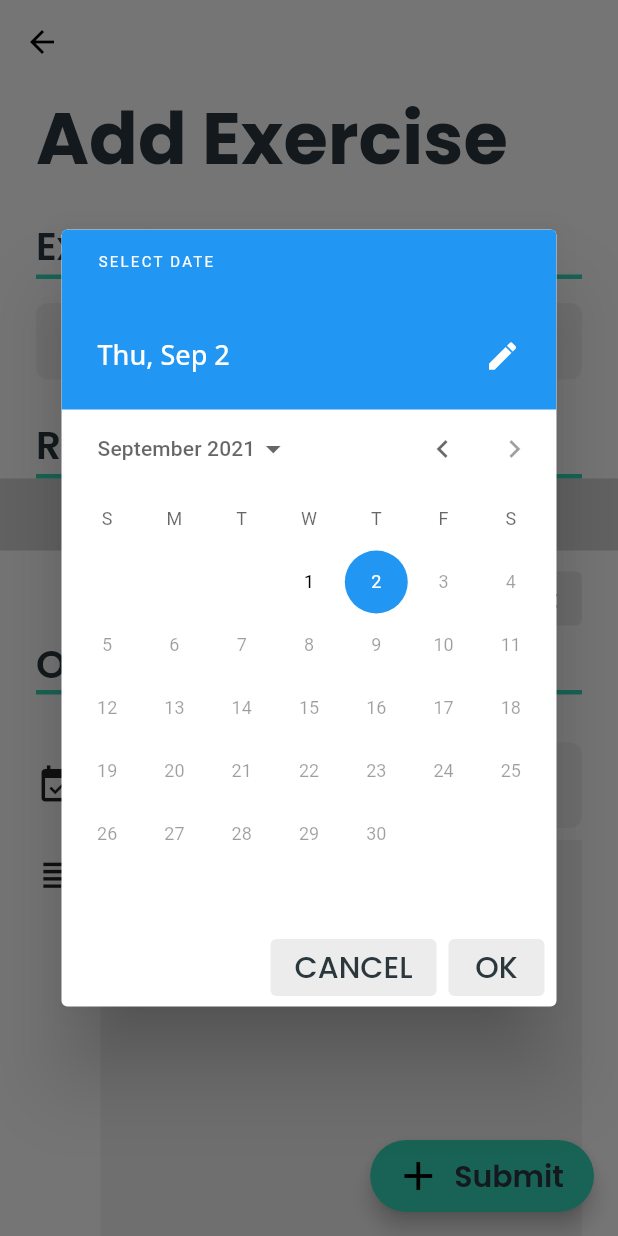
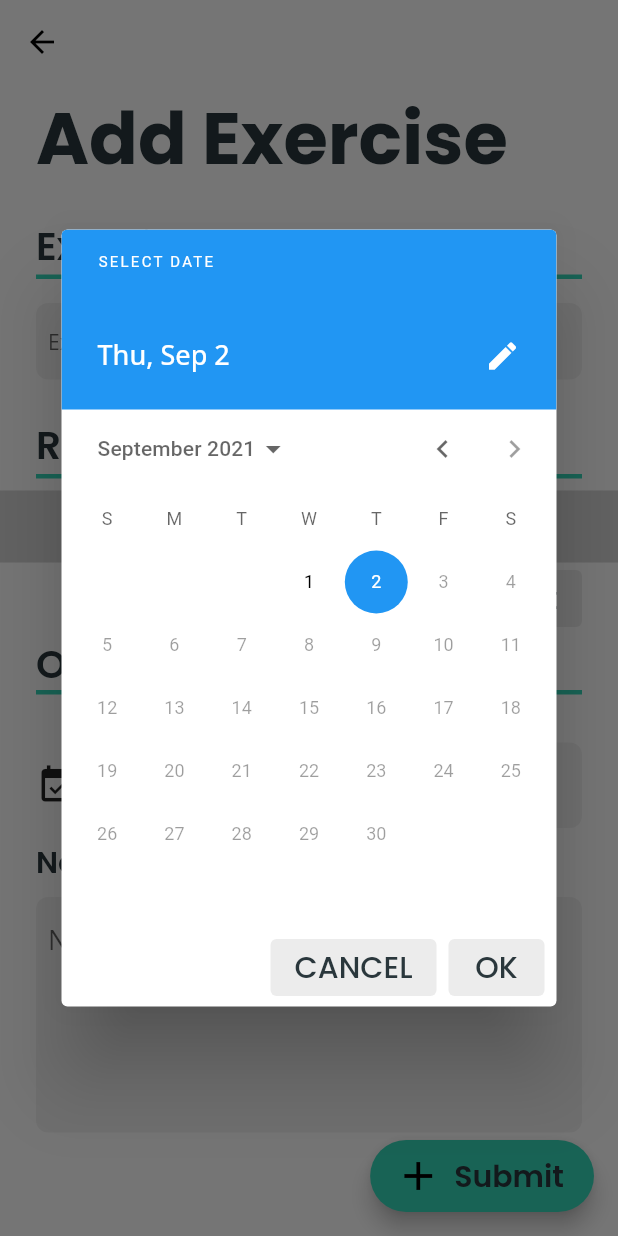
Before and after one commit to M4TTRX/spotme, a Flutter app: the AddExerciseView screen opened directly with empty values, after a tap on "Today", on a phone screen of 412 x 824 dp. Run offline on Flutter 3.47's test engine with Material 2 defaults, Android fonts, the phone set to English and light mode, and no system bars; our stand-ins replace cloud_firestore, firebase_auth, firebase_core, flutter_spinkit, google_fonts, reorderables and 1 more; accounts and stored records are empty.

Commit message:
Add dismissable features

```diff
--- a/lib/theme/layout_values.dart
+++ b/lib/theme/layout_values.dart
@@ -1,7 +1,8 @@
 const double DIVIDER_THICKNESS = 3;
 
 // Laryout values for whitespace
-const double WHITESPACE_SMALL = 8;
-const double WHITESPACE_MEDIUM = 16;
-const double WHITESPACE_LARGE = 24;
-const double WHITESPACE_EXTRA_LARGE = 32;
+const double SMALL = 8;
+const double MEDIUM = 16;
+const double LARGE = 24;
+const double LARGER = 32;
+const double LARGEST = 64;
--- a/lib/views/add_progress/add_exercise_view.dart
+++ b/lib/views/add_progress/add_exercise_view.dart
@@ -108,12 +108,15 @@ class _AddExerciseViewState extends State<AddExerciseView> {
                     validator: (val) => val!.isEmpty ? "Invalid name" : null,
                     textCapitalization: TextCapitalization.sentences,
                     style: Theme.of(context).textTheme.bodyText2,
+                    decoration: InputDecoration(
+                      hintText: "Exercise Name",
+                    ),
                     onChanged: (val) {
                       setState(() => exercise!.type = val);
                     },
                   ),
                   SizedBox(
-                    height: WHITESPACE_LARGE,
+                    height: LARGE,
                   ),
                   Text(
                     "Repetitions & Weight",
@@ -123,6 +126,9 @@ class _AddExerciseViewState extends State<AddExerciseView> {
                     thickness: DIVIDER_THICKNESS,
                     height: DIVIDER_THICKNESS,
                     color: primaryColor,
+                  ),
+                  Container(
+                    height: SMALL,
                   ),
                 ]),
           )
@@ -158,8 +164,7 @@ class _AddExerciseViewState extends State<AddExerciseView> {
                         ),
                       ),
                       Padding(
-                        padding: const EdgeInsets.only(
-                            right: WHITESPACE_LARGE + 28.0),
+                        padding: const EdgeInsets.only(right: LARGE + 28.0),
                         child: Container(
                             key: Key(Uuid().v4()),
                             width: 96,
@@ -217,39 +222,32 @@ class _AddExerciseViewState extends State<AddExerciseView> {
                     ],
                   ),
                   Container(
-                    height: WHITESPACE_SMALL,
+                    height: SMALL,
                   ),
-                  Row(
-                    crossAxisAlignment: CrossAxisAlignment.start,
-                    mainAxisSize: MainAxisSize.min,
-                    children: <Widget>[
-                      Padding(
-                        padding: const EdgeInsets.only(right: 14, top: 9),
-                        child: Icon(
-                          Icons.subject,
-                          size: 29,
+                  Text(
+                    "Notes",
+                    style: Theme.of(context).textTheme.headline2,
                   ),
+                  Container(
+                    height: 8,
                   ),
-                      Flexible(
-                        child: TextFormField(
+                  TextFormField(
                     keyboardType: TextInputType.multiline,
-                          maxLines: 10,
+                    maxLines: 5,
                     initialValue: exercise!.unit ?? "",
                     style: TextStyle(
                       fontSize: 18,
                     ),
                     decoration: InputDecoration(
                       hintText: "Notes",
-                            border: InputBorder.none,
-                            enabledBorder: InputBorder.none,
                     ),
                     onChanged: (val) {
                       setState(() => exercise!.notes = val);
                     },
                   ),
-                      ),
-                    ],
-                  ),
+                  Container(
+                    height: LARGEST,
+                  )
                 ],
               ),
             ),
--- a/lib/views/add_progress/add_sets_list_view.dart
+++ b/lib/views/add_progress/add_sets_list_view.dart
@@ -1,11 +1,20 @@
+import 'package:flutter/gestures.dart';
 import 'package:flutter/material.dart';
 import 'package:flutter/rendering.dart';
 import 'package:flutter/services.dart';
 import 'package:home_workouts/model/exercise_set.dart';
+import 'package:home_workouts/theme/layout_values.dart';
+import 'package:home_workouts/theme/theme_Data.dart';
 import 'package:home_workouts/views/shared/padding.dart';
 import 'package:home_workouts/views/shared/whitespace.dart';
 import 'package:reorderables/reorderables.dart';
 import 'package:uuid/uuid.dart';
+
+const _dismissThreshold = 0.4; // must swipe at least 40% to dismiss
+
+double pixelTraversedThreshold = 0.0;
+var _delta = 0.0;
+bool _deltaReached = false;
 
 class AddSetsView extends StatefulWidget {
   final List<ExerciseSet>? sets;
@@ -23,17 +32,53 @@ class _AddSetsViewState extends State<AddSetsView> {
   Widget build(
     BuildContext context,
   ) {
+    pixelTraversedThreshold =
+        MediaQuery.of(context).size.width * _dismissThreshold;
     List<Widget> columnChildren = List.generate(
       sets.length,
-        (i) => Padding(
+      (i) => Listener(
+        onPointerUp: (PointerUpEvent event) {
+          _delta = 0.0;
+          _deltaReached = false;
+        },
+        onPointerMove: (PointerMoveEvent event) {
+          _delta += event.delta.dx.abs();
+          if (_delta > pixelTraversedThreshold && !_deltaReached) {
+            HapticFeedback.lightImpact();
+            _deltaReached = true;
+          }
+        },
+        child: Dismissible(
+          key: Key(Uuid().v4()),
+          direction: DismissDirection.endToStart,
+          dragStartBehavior: DragStartBehavior.down,
+          onDismissed: (DismissDirection direction) {
+            setState(() {
+              if (sets.length > 1) {
+                sets.removeAt(i);
+              }
+            });
+            HapticFeedback.mediumImpact();
+          },
+          background: Container(
+            padding: containerPadding,
+            color: redLightColor,
+            child: Row(
+              mainAxisAlignment: MainAxisAlignment.end,
+              crossAxisAlignment: CrossAxisAlignment.center,
+              children: [
+                Icon(
+                  Icons.delete_sweep_outlined,
+                  color: redDarkColor,
+                ),
+              ],
+            ),
+          ),
+          child: Container(
             padding: containerPadding,
             child: Column(
               children: [
-                  Container(
-                    height: 8,
-                  ),
                 Row(
-                    key: Key(Uuid().v4()),
                   mainAxisSize: MainAxisSize.max,
                   mainAxisAlignment: MainAxisAlignment.start,
                   crossAxisAlignment: CrossAxisAlignment.center,
@@ -41,6 +86,9 @@ class _AddSetsViewState extends State<AddSetsView> {
                     Column(
                       crossAxisAlignment: CrossAxisAlignment.start,
                       children: [
+                        Container(
+                          height: SMALL / 2,
+                        ),
                         Text(
                           "Repetitions",
                           style: Theme.of(context).textTheme.bodyText2,
@@ -48,20 +96,20 @@ class _AddSetsViewState extends State<AddSetsView> {
                         Row(
                           children: [
                             Container(
-                                width: 32,
+                              width: LARGER,
                               child: IconButton(
                                 padding: EdgeInsets.zero,
                                 alignment: Alignment.centerLeft,
-                                  iconSize: 32,
-                                  splashRadius: 36,
+                                iconSize: LARGER,
+                                splashRadius: LARGE + 2,
                                 onPressed: () {
                                   setState(() {
                                     HapticFeedback.selectionClick();
                                     // lower sets repetitions if possible
                                     sets[i].repetitions =
                                         sets[i].repetitions == null ||
-                                                  sets[i].repetitions == 0
-                                              ? 0
+                                                sets[i].repetitions! <= 1
+                                            ? 1
                                             : sets[i].repetitions! - 1;
                                   });
                                 },
@@ -69,15 +117,15 @@ class _AddSetsViewState extends State<AddSetsView> {
                               ),
                             ),
                             Container(
-                                width: 8,
+                              width: SMALL,
                             ),
                             Container(
-                                width: 64,
+                              width: LARGEST,
                               child: TextFormField(
                                 textAlign: TextAlign.center,
                                 keyboardType: TextInputType.number,
                                 initialValue: sets[i].repetitions == null
-                                      ? "0"
+                                    ? "1"
                                     : sets[i].repetitions.toString(),
                                 validator: (val) =>
                                     val!.isEmpty ? "Invalid value" : null,
@@ -97,7 +145,7 @@ class _AddSetsViewState extends State<AddSetsView> {
                                   HapticFeedback.selectionClick();
                                   setState(() {
                                     sets[i].repetitions =
-                                          (sets[i].repetitions ?? 0) + 1;
+                                        (sets[i].repetitions ?? 1) + 1;
                                   });
                                 },
                                 padding: EdgeInsets.zero,
@@ -124,6 +172,9 @@ class _AddSetsViewState extends State<AddSetsView> {
                           child: TextFormField(
                             textAlign: TextAlign.center,
                             keyboardType: TextInputType.number,
+                            decoration: InputDecoration(
+                              hintText: "-",
+                            ),
                             initialValue: sets[i].amount == null
                                 ? ""
                                 : sets[i].amount!.toStringAsFixed(1),
@@ -138,36 +189,25 @@ class _AddSetsViewState extends State<AddSetsView> {
                       ],
                     ),
                     // Display the remove set button if there is more than one set
-                      sets.length == 1
-                          ? Container()
-                          : IconButton(
-                              icon: Icon(Icons.clear),
-                              color: Color(0xFFEF4646),
-                              iconSize: 22,
-                              onPressed: () {
-                                setState(() {
-                                  HapticFeedback.selectionClick();
-                                  sets.removeAt(i);
-                                });
-                              },
-                            )
                   ],
                 ),
                 Container(
-                    height: 8,
+                  height: SMALL,
                 ),
-                  Divider()
+                Container(
+                  height: SMALL / 2,
+                ),
               ],
             ),
-            ));
+          ),
+        ),
+      ),
+    );
 
     var _addSetsButton = Padding(
       padding: containerPadding,
       child: Column(
         children: [
-          Container(
-            height: 8,
-          ),
           Row(
             mainAxisAlignment: MainAxisAlignment.end,
             mainAxisSize: MainAxisSize.max,
@@ -175,10 +215,6 @@ class _AddSetsViewState extends State<AddSetsView> {
               TextButton(
                 child: Text(
                   "Add set",
-                  style: TextStyle(
-                    fontSize: 18,
-                    fontFamily: "Red Hat Text",
-                  ),
                 ),
                 onPressed: () {
                   setState(() {
--- a/lib/views/exercise/exercise_view.dart
+++ b/lib/views/exercise/exercise_view.dart
@@ -67,7 +67,7 @@ class _ExerciseViewState extends State<ExerciseView> {
                 style: Theme.of(context).textTheme.headline6,
               ),
               SizedBox(
-                height: WHITESPACE_LARGE,
+                height: LARGE,
               ),
               Text(
                 "Details",
@@ -79,7 +79,7 @@ class _ExerciseViewState extends State<ExerciseView> {
                 color: primaryColor,
               ),
               Container(
-                height: WHITESPACE_SMALL,
+                height: SMALL,
               ),
               _displaySets(exercise),
               _displayNotes(exercise!),
@@ -97,7 +97,7 @@ class _ExerciseViewState extends State<ExerciseView> {
             crossAxisAlignment: CrossAxisAlignment.start,
             children: [
               Container(
-                height: WHITESPACE_SMALL,
+                height: SMALL,
               ),
               Text(
                 "Notes",
--- a/pubspec.yaml
+++ b/pubspec.yaml
@@ -38,6 +38,7 @@ dependencies:
 
   # used for re-orderable list
   reorderables: ^0.4.1
+  implicitly_animated_reorderable_list: ^0.4.1
 
 dev_dependencies:
   flutter_test:
```
Also changed, not shown: lib/theme/theme_Data.dart (+11 -0 lines), lib/views/activity/activity_view.dart (+2 -26 lines), pubspec.lock. Lines whose indentation alone changed are shown as unchanged.
